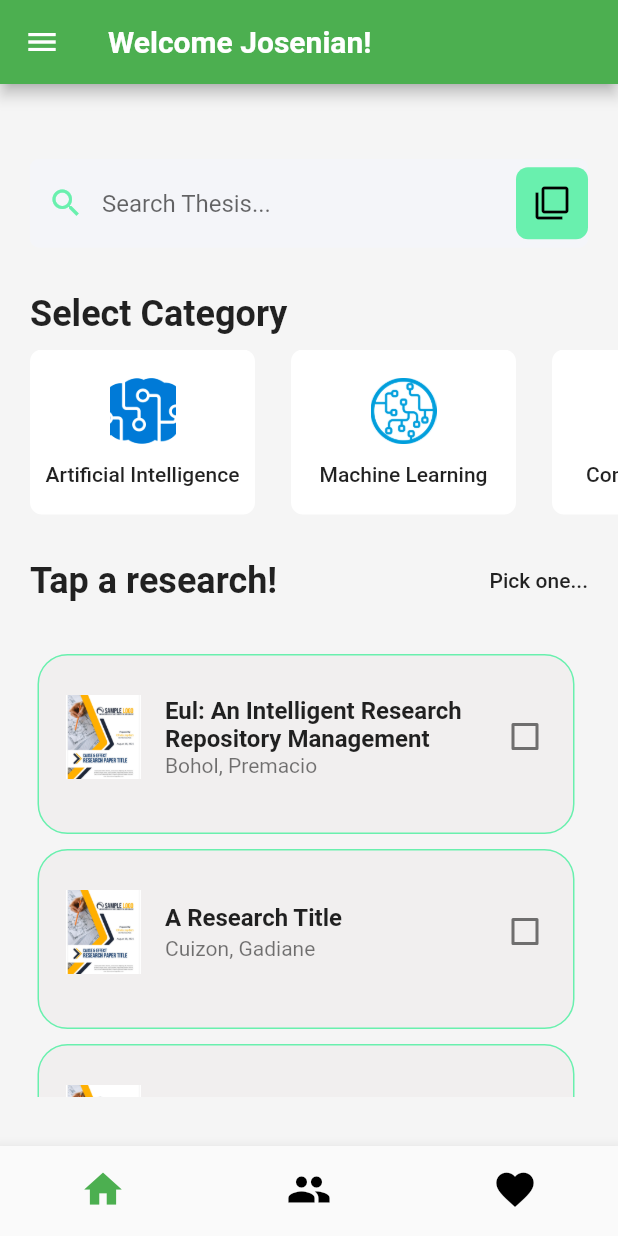
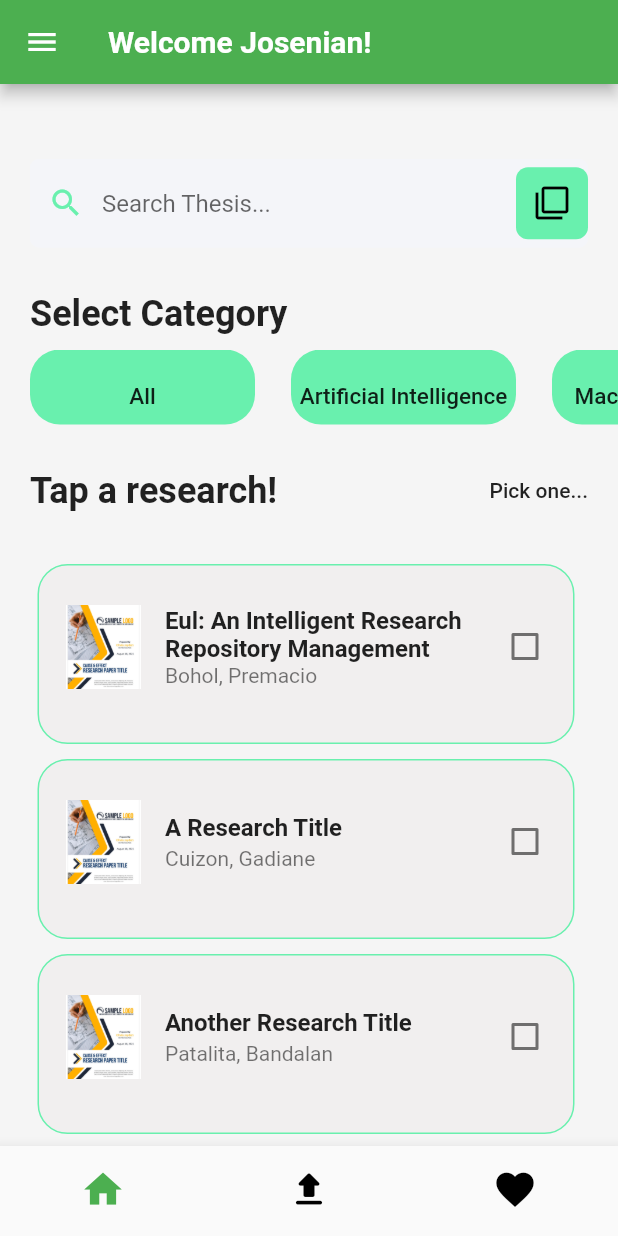
Before and after one commit to warpten123/Eul_Thesis, a Flutter app: the UserDashboard screen opened directly, on a phone screen of 412 x 824 dp. Run offline on Flutter 3.47's test engine with Material 2 defaults, Android fonts, the phone set to English and light mode, and no system bars; Roboto replaces fonts that are missing (LeonSans).

Commit message:
slight changes

```diff
--- a/lib/screens/content_userDashboard.dart
+++ b/lib/screens/content_userDashboard.dart
@@ -3,6 +3,7 @@ import 'package:flutter/src/widgets/framework.dart';
 import 'package:flutter/material.dart';
 import 'package:thesis_eul/models/res_categories.dart';
 import 'package:thesis_eul/models/research.dart';
+import 'package:thesis_eul/screens/research_screen.dart';
 
 import 'header_drawer.dart';
 
@@ -17,6 +18,7 @@ class _ContentUserDashBoardState extends State<ContentUserDashBoard> {
   bool checkbox = false;
 
   List<Categories> categories = [
+    Categories(title: 'All', image: 'assets/vision.jpg', count: 4),
     Categories(
         title: 'Artificial Intelligence', image: 'assets/ai.png', count: 2),
     Categories(title: 'Machine Learning', image: 'assets/ml.png', count: 2),
@@ -39,6 +41,11 @@ class _ContentUserDashBoardState extends State<ContentUserDashBoard> {
         image: 'assets/cover_page.jpg',
         department: 'School Of Computer Studies',
         authors: ['Patalita', 'Bandalan']),
+    Research(
+        title: 'StudyUp',
+        image: 'assets/cover_page.jpg',
+        department: 'School Of Computer Studies',
+        authors: ['Daguplo', 'Solis']),
   ];
 
   @override
@@ -146,7 +153,7 @@ class _ContentUserDashBoardState extends State<ContentUserDashBoard> {
               ),
             ),
             Container(
-              height: 110,
+              height: 50,
               child: ListView.builder(
                 itemCount: categories.length,
                 shrinkWrap: true,
@@ -159,26 +166,26 @@ class _ContentUserDashBoardState extends State<ContentUserDashBoard> {
                     padding: EdgeInsets.only(top: 10, bottom: 10),
                     width: 150,
                     decoration: BoxDecoration(
-                      color: Colors.white,
-                      borderRadius: BorderRadius.circular(8),
+                      color: Colors.greenAccent,
+                      borderRadius: BorderRadius.circular(20),
                     ),
                     child: Column(
                       crossAxisAlignment: CrossAxisAlignment.center,
                       mainAxisAlignment: MainAxisAlignment.center,
                       children: <Widget>[
-                        Image.asset(
-                          categories[index].image,
-                          height: 44,
-                          width: 44,
-                          fit: BoxFit.cover,
-                        ),
+                        // Image.asset(
+                        //   categories[index].image,
+                        //   height: 44,
+                        //   width: 44,
+                        //   fit: BoxFit.cover,
+                        // ),
                         SizedBox(
                           height: 12,
                         ),
                         Text(
                           categories[index].title,
                           style: TextStyle(
-                              fontSize: 14, fontWeight: FontWeight.w500),
+                              fontSize: 15, fontWeight: FontWeight.w500),
                         ),
                       ],
                     ),
@@ -209,7 +216,7 @@ class _ContentUserDashBoardState extends State<ContentUserDashBoard> {
               height: 30,
             ),
             Container(
-              height: 300,
+              height: 400,
               child: ListView.builder(
                 itemCount: research.length,
                 shrinkWrap: true,
@@ -236,6 +243,14 @@ class _ContentUserDashBoardState extends State<ContentUserDashBoard> {
                             Padding(
                               padding: const EdgeInsets.only(bottom: 20.0),
                               child: ListTile(
+                                onTap: () {
+                                  Navigator.push(
+                                    context,
+                                    MaterialPageRoute(
+                                        builder: (context) => ReseachScreen(
+                                            name: research[index].title)),
+                                  );
+                                },
                                 leading: Image.asset(
                                   research[index].image,
                                   height: 80,
@@ -287,6 +302,10 @@ class _ContentUserDashBoardState extends State<ContentUserDashBoard> {
           ],
         ),
       ),
+      // floatingActionButton: FloatingActionButton(
+      //   child: Icon(Icons.add),
+      //   onPressed: () {},
+      // ),
     ));
   }
 }
--- a/lib/screens/user_dashboard.dart
+++ b/lib/screens/user_dashboard.dart
@@ -25,9 +25,7 @@ class UserDashboard extends StatelessWidget {
             label: 'Home',
           ),
           BottomNavigationBarItem(
-            icon: Icon(
-              Icons.group,
-            ),
+            icon: Icon(Icons.upload_rounded),
             label: 'Home',
           ),
           BottomNavigationBarItem(
```
Also changed, not shown: lib/screens/research_screen.dart (added, +23 -0 lines), lib/screens/research_scree.dart (deleted).
